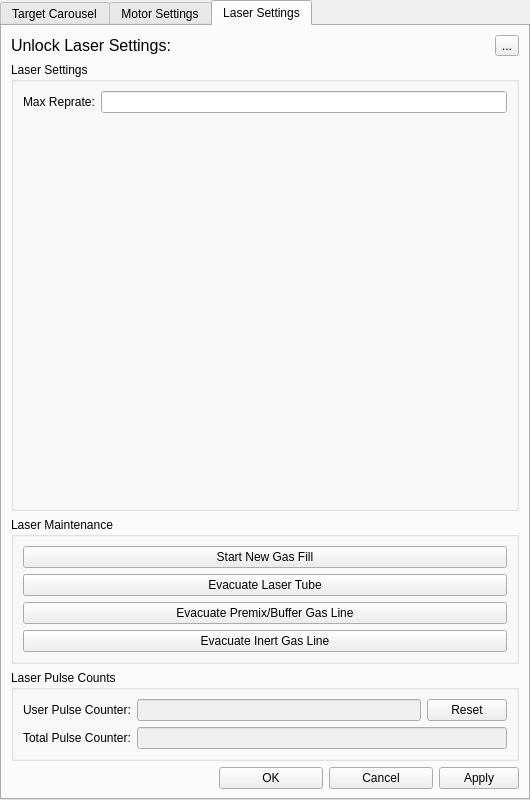
First picture: the form in src/ui/pld_settings.ui, repository ibrummel/PLD-Laser-Brain, before the edit.
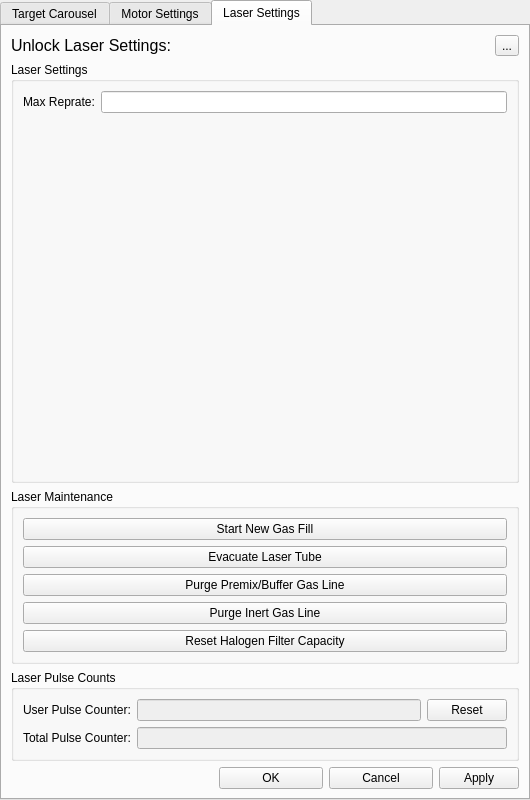
Second picture: the form after the edit. The open tabs and pages were chosen to show the change. Icons and pictures are not drawn.

Commit message: Added button and dialog to allow user to reset the halogen filter capacity after it has been replaced in the maintenance dialog. Set maintenance dialog to lock when closed so that user must re-input password when the dialog is reopened

The edit to the form file:
```diff
--- a/src/ui/pld_settings.ui
+++ b/src/ui/pld_settings.ui
@@ -814,14 +814,21 @@
        <item>
         <widget class="QPushButton" name="btn_maint_evac_premix">
          <property name="text">
-          <string>Evacuate Premix/Buffer Gas Line</string>
+          <string>Purge Premix/Buffer Gas Line</string>
          </property>
         </widget>
        </item>
        <item>
         <widget class="QPushButton" name="btn_maint_evac_inert">
          <property name="text">
-          <string>Evacuate Inert Gas Line</string>
+          <string>Purge Inert Gas Line</string>
+         </property>
+        </widget>
+       </item>
+       <item>
+        <widget class="QPushButton" name="btn_maint_halogen_capacity_reset">
+         <property name="text">
+          <string>Reset Halogen Filter Capacity</string>
          </property>
         </widget>
        </item>
```
Left out of the diff: 4 changed lines with no effect on the pictures. The commit also changes 3 other files.
